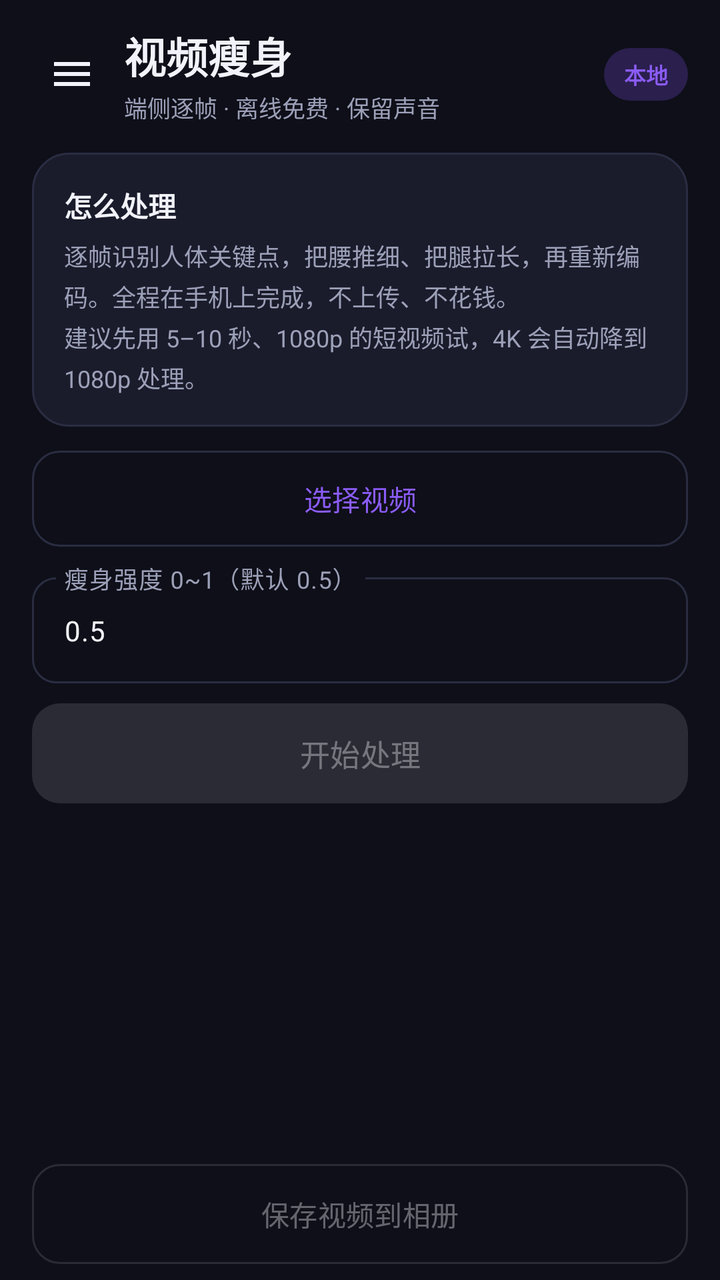
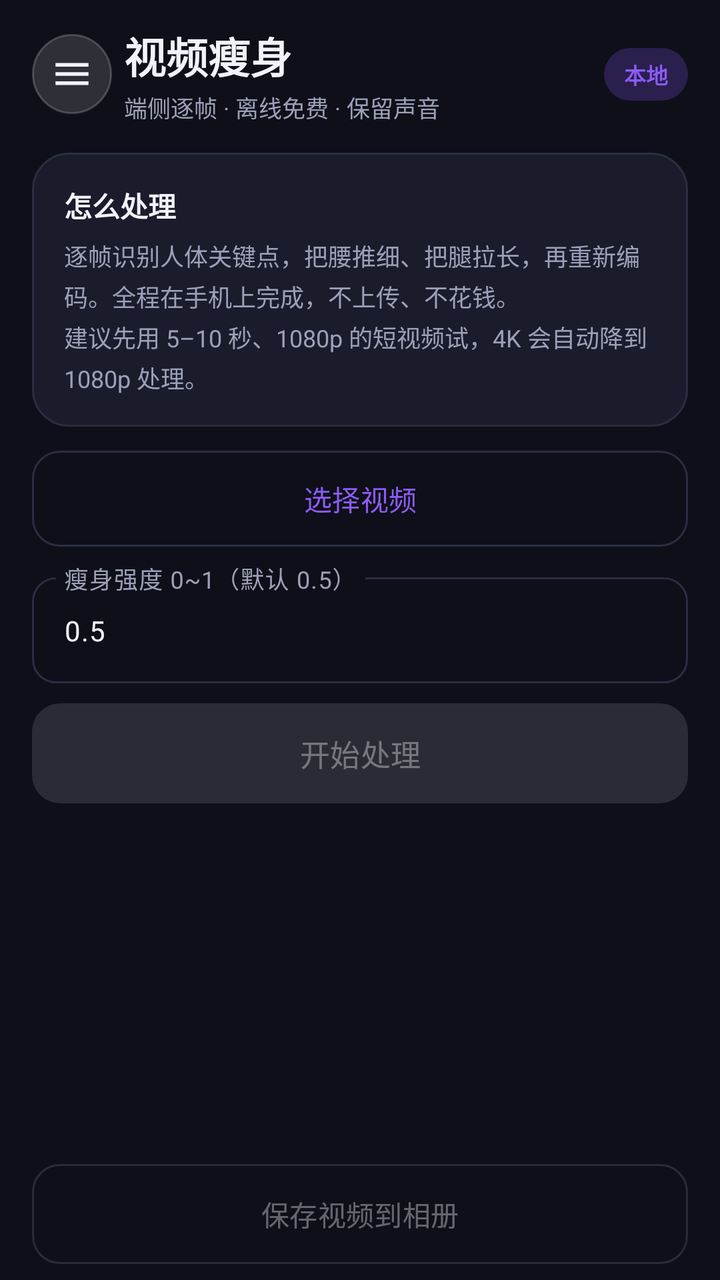

Before-and-after screenshots of an Android layout around one commit, followed by the original layout XML and the change that was made.
<!-- AndroidManifest.xml: application theme Theme.MagicBeauty -->
<!-- res/layout/fragment_video.xml -->
<?xml version="1.0" encoding="utf-8"?>
<LinearLayout xmlns:android="http://schemas.android.com/apk/res/android"
    xmlns:app="http://schemas.android.com/apk/res-auto"
    android:layout_width="match_parent"
    android:layout_height="match_parent"
    android:background="@color/bg"
    android:orientation="vertical"
    android:paddingStart="16dp"
    android:paddingTop="12dp"
    android:paddingEnd="16dp"
    android:paddingBottom="8dp">

    
    <LinearLayout
        android:layout_width="match_parent"
        android:layout_height="wrap_content"
        android:gravity="center_vertical"
        android:orientation="horizontal">

        <ImageButton
            android:id="@+id/btnMenu"
            android:layout_width="40dp"
            android:layout_height="40dp"
            android:layout_marginEnd="6dp"
            android:background="?attr/selectableItemBackgroundBorderless"
            android:contentDescription="菜单"
            android:src="@drawable/ic_menu"
            android:tint="@color/text" />

        <LinearLayout
            android:layout_width="0dp"
            android:layout_height="wrap_content"
            android:layout_weight="1"
            android:orientation="vertical">

            <TextView
                android:layout_width="wrap_content"
                android:layout_height="wrap_content"
                android:text="视频瘦身"
                android:textColor="@color/text"
                android:textSize="21sp"
                android:textStyle="bold" />

            <TextView
                android:layout_width="wrap_content"
                android:layout_height="wrap_content"
                android:layout_marginTop="2dp"
                android:text="端侧逐帧 · 离线免费 · 保留声音"
                android:textColor="@color/text_sub"
                android:textSize="11.5sp" />
        </LinearLayout>

        <TextView
            android:layout_width="wrap_content"
            android:layout_height="wrap_content"
            android:background="@drawable/bg_pill"
            android:paddingStart="10dp"
            android:paddingTop="5dp"
            android:paddingEnd="10dp"
            android:paddingBottom="5dp"
            android:text="本地"
            android:textColor="@color/brand"
            android:textSize="11sp"
            android:textStyle="bold" />
    </LinearLayout>

    
    <LinearLayout
        android:layout_width="match_parent"
        android:layout_height="wrap_content"
        android:layout_marginTop="14dp"
        android:background="@drawable/bg_card"
        android:orientation="vertical"
        android:padding="16dp">

        <TextView
            android:layout_width="wrap_content"
            android:layout_height="wrap_content"
            android:text="怎么处理"
            android:textColor="@color/text"
            android:textSize="14sp"
            android:textStyle="bold" />

        <TextView
            android:layout_width="match_parent"
            android:layout_height="wrap_content"
            android:layout_marginTop="6dp"
            android:lineSpacingExtra="3dp"
            android:text="逐帧识别人体关键点，把腰推细、把腿拉长，再重新编码。全程在手机上完成，不上传、不花钱。\n建议先用 5–10 秒、1080p 的短视频试，4K 会自动降到 1080p 处理。"
            android:textColor="@color/text_sub"
            android:textSize="12sp" />
    </LinearLayout>

    
    <com.google.android.material.button.MaterialButton
        android:id="@+id/btnPick"
        style="?attr/materialButtonOutlinedStyle"
        android:layout_width="match_parent"
        android:layout_height="48dp"
        android:layout_marginTop="12dp"
        android:insetTop="0dp"
        android:insetBottom="0dp"
        android:text="选择视频"
        android:textAllCaps="false"
        android:textSize="14sp"
        app:cornerRadius="14dp" />

    
    <com.google.android.material.textfield.TextInputLayout
        android:layout_width="match_parent"
        android:layout_height="wrap_content"
        android:layout_marginTop="10dp"
        android:hint="瘦身强度 0~1（默认 0.5）"
        app:boxBackgroundMode="outline"
        app:boxCornerRadiusBottomEnd="12dp"
        app:boxCornerRadiusBottomStart="12dp"
        app:boxCornerRadiusTopEnd="12dp"
        app:boxCornerRadiusTopStart="12dp"
        app:hintTextColor="@color/text_sub">

        <com.google.android.material.textfield.TextInputEditText
            android:id="@+id/etStrength"
            android:layout_width="match_parent"
            android:layout_height="wrap_content"
            android:inputType="numberDecimal"
            android:text="0.5"
            android:textSize="14sp" />
    </com.google.android.material.textfield.TextInputLayout>

    
    <com.google.android.material.button.MaterialButton
        android:id="@+id/btnProcess"
        android:layout_width="match_parent"
        android:layout_height="50dp"
        android:layout_marginTop="10dp"
        android:enabled="false"
        android:insetTop="0dp"
        android:insetBottom="0dp"
        android:text="开始处理"
        android:textAllCaps="false"
        android:textSize="15sp"
        app:cornerRadius="14dp" />

    <ProgressBar
        android:id="@+id/progress"
        style="?android:attr/progressBarStyleHorizontal"
        android:layout_width="match_parent"
        android:layout_height="wrap_content"
        android:layout_marginTop="14dp"
        android:indeterminateTint="@color/brand"
        android:progressTint="@color/brand"
        android:progressBackgroundTint="@color/card_stroke"
        android:visibility="gone" />

    <TextView
        android:id="@+id/tvStatus"
        android:layout_width="match_parent"
        android:layout_height="wrap_content"
        android:layout_marginTop="10dp"
        android:lineSpacingExtra="3dp"
        android:minHeight="42dp"
        android:text=""
        android:textColor="@color/text_sub"
        android:textSize="12.5sp" />

    <Space
        android:layout_width="1dp"
        android:layout_height="0dp"
        android:layout_weight="1" />

    <com.google.android.material.button.MaterialButton
        android:id="@+id/btnSave"
        style="?attr/materialButtonOutlinedStyle"
        android:layout_width="match_parent"
        android:layout_height="50dp"
        android:enabled="false"
        android:insetTop="0dp"
        android:insetBottom="0dp"
        android:text="保存视频到相册"
        android:textAllCaps="false"
        android:textSize="14sp"
        app:cornerRadius="14dp" />
</LinearLayout>
<!-- resources referenced by this layout -->
<resources>
  <color name="bg">#0E0F18</color>
  <color name="brand">#8B5CF6</color>
  <color name="card_stroke">#2A2D42</color>
  <color name="text">#F2F3FA</color>
  <color name="text_sub">#9CA0B8</color>
  <!-- drawable bg_card (drawable) -->
  <?xml version="1.0" encoding="utf-8"?>
  <shape xmlns:android="http://schemas.android.com/apk/res/android" android:shape="rectangle">
      <solid android:color="@color/card" />
      <corners android:radius="18dp" />
      <stroke android:width="1dp" android:color="@color/card_stroke" />
  </shape>
  <!-- drawable bg_pill (drawable) -->
  <?xml version="1.0" encoding="utf-8"?>
  <shape xmlns:android="http://schemas.android.com/apk/res/android" android:shape="rectangle">
      <solid android:color="@color/brand_soft" />
      <corners android:radius="20dp" />
  </shape>
  <!-- drawable ic_menu (drawable) -->
  <vector xmlns:android="http://schemas.android.com/apk/res/android"
      android:width="24dp"
      android:height="24dp"
      android:viewportWidth="24"
      android:viewportHeight="24">
      <path
          android:fillColor="#FFFFFF"
          android:pathData="M3,6h18v2H3zM3,11h18v2H3zM3,16h18v2H3z" />
  </vector>
  <style name="Theme.MagicBeauty" parent="Theme.Material3.Dark.NoActionBar">
          <item name="colorPrimary">@color/brand</item>
          <item name="colorOnPrimary">@color/white</item>
          <item name="colorPrimaryContainer">@color/brand_soft</item>
          <item name="colorOnPrimaryContainer">@color/text</item>
          <item name="colorSecondary">@color/brand_2</item>
          <item name="colorOnSecondary">@color/white</item>
          <item name="colorSecondaryContainer">@color/brand_soft</item>
          <item name="colorOnSecondaryContainer">@color/text</item>
  
          <item name="colorSurface">@color/card</item>
          <item name="colorOnSurface">@color/text</item>
          <item name="colorSurfaceVariant">@color/bg_elev</item>
          <item name="colorOnSurfaceVariant">@color/text_sub</item>
          <item name="colorOutline">@color/card_stroke</item>
          <item name="colorOutlineVariant">@color/card_stroke</item>
  
          <item name="android:windowBackground">@color/bg</item>
          <item name="android:statusBarColor">@color/bg</item>
          <item name="android:navigationBarColor">@color/nav_bg</item>
          <item name="android:windowLightStatusBar">false</item>
          <item name="android:windowLightNavigationBar" tools:targetApi="27">false</item>
          <item name="android:colorAccent">@color/brand</item>
          <item name="android:textColorPrimary">@color/text</item>
          <item name="android:textColorSecondary">@color/text_sub</item>
          <item name="android:forceDarkAllowed" tools:targetApi="29">false</item>
      </style>
  <color name="card">#1A1C2B</color>
  <color name="brand_soft">#2A1F4D</color>
  <color name="white">#FFFFFFFF</color>
  <color name="brand_2">#EC4899</color>
  <color name="bg_elev">#151726</color>
  <color name="nav_bg">#111320</color>
</resources>

<!-- the commit's change to res/layout/fragment_video.xml (unified diff, before → after) -->
@@ -21,8 +21,10 @@
             android:id="@+id/btnMenu"
             android:layout_width="40dp"
             android:layout_height="40dp"
+            android:padding="9dp"
+            android:scaleType="fitCenter"
             android:layout_marginEnd="6dp"
-            android:background="?attr/selectableItemBackgroundBorderless"
+            android:background="@drawable/bg_menu_btn"
             android:contentDescription="菜单"
             android:src="@drawable/ic_menu"
             android:tint="@color/text" />
<!-- resource entries referenced after the edit -->
@@ -11,6 +11,15 @@
       <solid android:color="@color/card" />
       <corners android:radius="18dp" />
       <stroke android:width="1dp" android:color="@color/card_stroke" />
+  </shape>
+  <!-- drawable bg_menu_btn (drawable) -->
+  <?xml version="1.0" encoding="utf-8"?>
+  <shape xmlns:android="http://schemas.android.com/apk/res/android"
+      android:shape="oval">
+      <solid android:color="#22FFFFFF" />
+      <stroke
+          android:width="1dp"
+          android:color="#33FFFFFF" />
   </shape>
   <!-- drawable bg_pill (drawable) -->
   <?xml version="1.0" encoding="utf-8"?>
